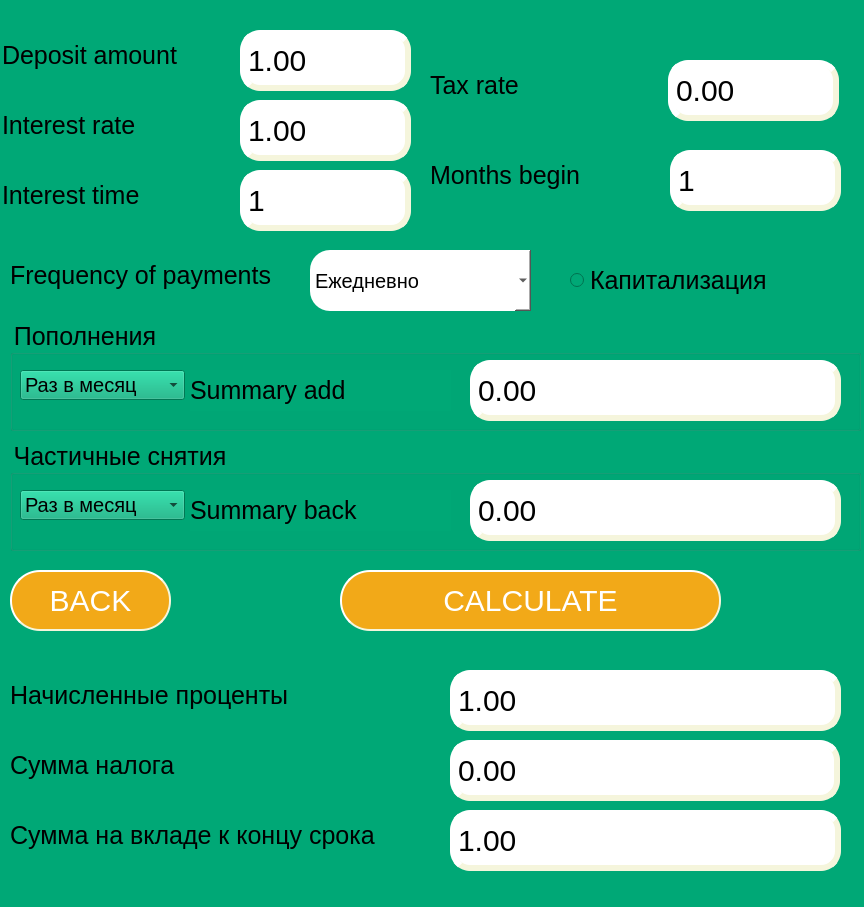
First picture: the form in src/view/s21_deposit.ui, repository DonOutcast/s21_SmartCalc-v2.0, before the edit.
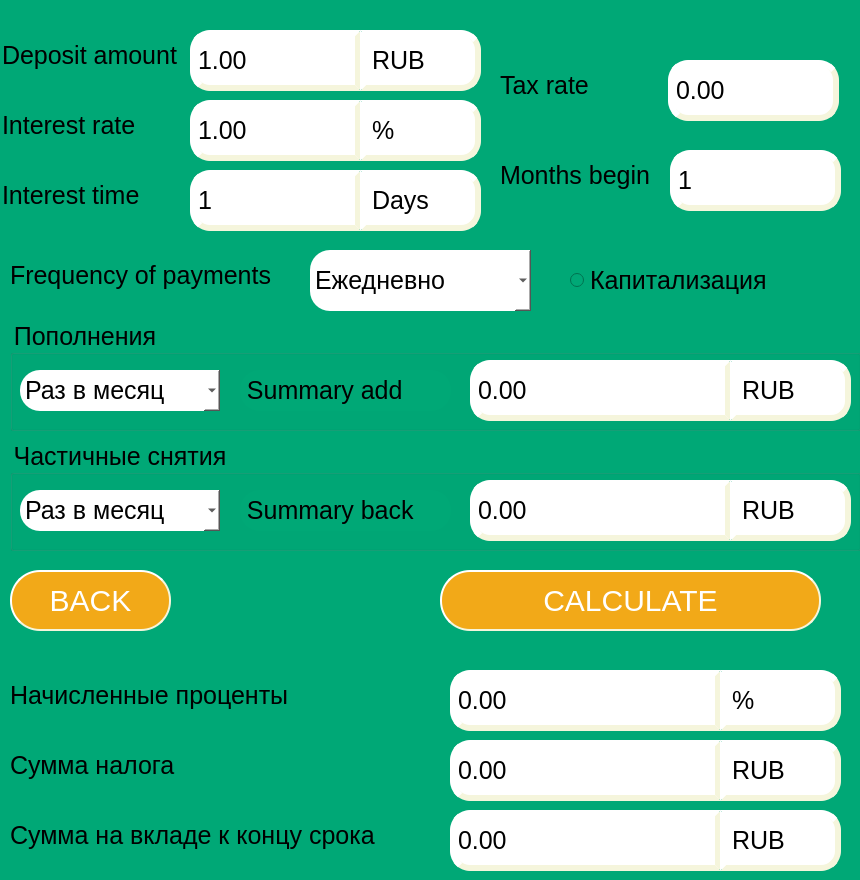
Second picture: the form after the edit. Icons and pictures are not drawn.

Diff of the .ui file:
```diff
--- a/src/view/s21_deposit.ui
+++ b/src/view/s21_deposit.ui
@@ -6,8 +6,8 @@
    <rect>
     <x>0</x>
     <y>0</y>
-    <width>864</width>
-    <height>907</height>
+    <width>860</width>
+    <height>880</height>
    </rect>
   </property>
   <property name="windowTitle">
@@ -20,7 +20,7 @@
   <widget class="QDoubleSpinBox" name="spin_amount">
    <property name="geometry">
     <rect>
-     <x>240</x>
+     <x>190</x>
      <y>30</y>
      <width>171</width>
      <height>61</height>
@@ -28,7 +28,7 @@
    </property>
    <property name="styleSheet">
     <string notr="true">QDoubleSpinBox{
-	font-size: 30px;
+	font-size: 25px;
 	color: rgb(0, 0, 0);
 	qproperty-alignment: 'AlignVCenter | AlignRight';
 	border: 1px solid gray;
@@ -36,7 +36,8 @@
 	border-style: outset;
 	border-width: 6px;
 	border-color: beige;
-	border-radius: 20px;
+		border-top-left-radius: 20px;
+	border-bottom-left-radius: 20px;
 }</string>
    </property>
    <property name="buttonSymbols">
@@ -55,7 +56,7 @@
   <widget class="QSpinBox" name="spin_term">
    <property name="geometry">
     <rect>
-     <x>240</x>
+     <x>190</x>
      <y>170</y>
      <width>171</width>
      <height>61</height>
@@ -63,7 +64,7 @@
    </property>
    <property name="styleSheet">
     <string notr="true">QSpinBox{
-	font-size: 30px;
+	font-size: 25px;
 	color: rgb(0, 0, 0);
 	qproperty-alignment: 'AlignVCenter | AlignRight';
 	border: 1px solid gray;
@@ -71,7 +72,8 @@
 	border-style: outset;
 	border-width: 6px;
 	border-color: beige;
-	border-radius: 20px;
+		border-top-left-radius: 20px;
+	border-bottom-left-radius: 20px;
 }</string>
    </property>
    <property name="buttonSymbols">
@@ -89,7 +91,7 @@
     <rect>
      <x>2</x>
      <y>20</y>
-     <width>231</width>
+     <width>181</width>
      <height>71</height>
     </rect>
    </property>
@@ -107,7 +109,7 @@
   <widget class="QDoubleSpinBox" name="spin_rate">
    <property name="geometry">
     <rect>
-     <x>240</x>
+     <x>190</x>
      <y>100</y>
      <width>171</width>
      <height>61</height>
@@ -115,7 +117,7 @@
    </property>
    <property name="styleSheet">
     <string notr="true">QDoubleSpinBox{
-	font-size: 30px;
+	font-size: 25px;
 	color: rgb(0, 0, 0);
 	qproperty-alignment: 'AlignVCenter | AlignRight';
 	border: 1px solid gray;
@@ -123,7 +125,8 @@
 	border-style: outset;
 	border-width: 6px;
 	border-color: beige;
-	border-radius: 20px;
+		border-top-left-radius: 20px;
+	border-bottom-left-radius: 20px;
 }</string>
    </property>
    <property name="buttonSymbols">
@@ -144,7 +147,7 @@
     <rect>
      <x>2</x>
      <y>90</y>
-     <width>231</width>
+     <width>181</width>
      <height>71</height>
     </rect>
    </property>
@@ -164,7 +167,7 @@
     <rect>
      <x>2</x>
      <y>160</y>
-     <width>231</width>
+     <width>181</width>
      <height>71</height>
     </rect>
    </property>
@@ -190,7 +193,7 @@
    </property>
    <property name="styleSheet">
     <string notr="true">QDoubleSpinBox{
-	font-size: 30px;
+	font-size: 25px;
 	color: rgb(0, 0, 0);
 	qproperty-alignment: 'AlignVCenter | AlignRight';
 	border: 1px solid gray;
@@ -217,9 +220,9 @@
   <widget class="QLabel" name="label_5">
    <property name="geometry">
     <rect>
-     <x>430</x>
+     <x>500</x>
      <y>50</y>
-     <width>231</width>
+     <width>161</width>
      <height>71</height>
     </rect>
    </property>
@@ -245,7 +248,7 @@
    </property>
    <property name="styleSheet">
     <string notr="true">QSpinBox{
-	font-size: 30px;
+	font-size: 25px;
 	color: rgb(0, 0, 0);
 	qproperty-alignment: 'AlignVCenter | AlignRight';
 	border: 1px solid gray;
@@ -266,9 +269,9 @@
   <widget class="QLabel" name="label_6">
    <property name="geometry">
     <rect>
-     <x>430</x>
+     <x>500</x>
      <y>140</y>
-     <width>231</width>
+     <width>161</width>
      <height>71</height>
     </rect>
    </property>
@@ -330,7 +333,7 @@
    </property>
    <property name="styleSheet">
     <string notr="true">color: black;
-font-size: 20px;
+font-size: 25px;
 background-color: white;
 border-top-left-radius: 20;
 border-bottom-left-radius: 20;</string>
@@ -400,21 +403,22 @@
    <widget class="QLabel" name="label_10">
     <property name="geometry">
      <rect>
-      <x>180</x>
+      <x>230</x>
       <y>50</y>
-      <width>261</width>
+      <width>211</width>
       <height>41</height>
      </rect>
     </property>
     <property name="styleSheet">
      <string notr="true">QLabel{
 	font-size: 25px;
+border-radius: 20px;
 }
 
 </string>
     </property>
     <property name="text">
-     <string>Summary add</string>
+     <string> Summary add</string>
     </property>
    </widget>
    <widget class="QDoubleSpinBox" name="spin_summary_add">
@@ -422,13 +426,13 @@
      <rect>
       <x>460</x>
       <y>40</y>
-      <width>371</width>
+      <width>261</width>
       <height>61</height>
      </rect>
     </property>
     <property name="styleSheet">
      <string notr="true">QDoubleSpinBox{
-	font-size: 30px;
+	font-size: 25px;
 	color: rgb(0, 0, 0);
 	qproperty-alignment: 'AlignVCenter | AlignRight';
 	border: 1px solid gray;
@@ -436,7 +440,8 @@
 	border-style: outset;
 	border-width: 6px;
 	border-color: beige;
-	border-radius: 20px;
+		border-top-left-radius: 20px;
+	border-bottom-left-radius: 20px;
 }</string>
     </property>
     <property name="buttonSymbols">
@@ -457,12 +462,16 @@
      <rect>
       <x>10</x>
       <y>50</y>
-      <width>165</width>
-      <height>30</height>
+      <width>200</width>
+      <height>41</height>
      </rect>
     </property>
     <property name="styleSheet">
-     <string notr="true">font-size: 20px;</string>
+     <string notr="true">color: black;
+font-size: 25px;
+background-color: white;
+border-top-left-radius: 20;
+border-bottom-left-radius: 20;</string>
     </property>
     <property name="iconSize">
      <size>
@@ -491,6 +500,33 @@
      </property>
     </item>
    </widget>
+   <widget class="QLabel" name="label_17">
+    <property name="geometry">
+     <rect>
+      <x>720</x>
+      <y>40</y>
+      <width>121</width>
+      <height>61</height>
+     </rect>
+    </property>
+    <property name="styleSheet">
+     <string notr="true">QLabel {
+	font-size: 25px;
+	color: rgb(0, 0, 0);
+	qproperty-alignment: 'AlignVCenter | AlignRight';
+	border: 1px solid gray;
+	background-color : white;
+	border-style: outset;
+	border-width: 6px;
+	border-color: beige;
+	border-top-right-radius: 20px;
+	border-bottom-right-radius: 20px;
+}</string>
+    </property>
+    <property name="text">
+     <string>RUB</string>
+    </property>
+   </widget>
   </widget>
   <widget class="QGroupBox" name="groupBox_2">
    <property name="geometry">
@@ -512,21 +548,22 @@
    <widget class="QLabel" name="label_11">
     <property name="geometry">
      <rect>
-      <x>180</x>
+      <x>230</x>
       <y>50</y>
-      <width>261</width>
+      <width>211</width>
       <height>41</height>
      </rect>
     </property>
     <property name="styleSheet">
      <string notr="true">QLabel{
 	font-size: 25px;
+border-radius: 20px;
 }
 
 </string>
     </property>
     <property name="text">
-     <string>Summary back</string>
+     <string> Summary back</string>
     </property>
    </widget>
    <widget class="QDoubleSpinBox" name="spin_summary_sub">
@@ -534,13 +571,13 @@
      <rect>
       <x>460</x>
       <y>40</y>
-      <width>371</width>
+      <width>261</width>
       <height>61</height>
      </rect>
     </property>
     <property name="styleSheet">
      <string notr="true">QDoubleSpinBox{
-	font-size: 30px;
+	font-size: 25px;
 	color: rgb(0, 0, 0);
 	qproperty-alignment: 'AlignVCenter | AlignRight';
 	border: 1px solid gray;
@@ -548,7 +585,8 @@
 	border-style: outset;
 	border-width: 6px;
 	border-color: beige;
-	border-radius: 20px;
+		border-top-left-radius: 20px;
+	border-bottom-left-radius: 20px;
 }</string>
     </property>
     <property name="buttonSymbols">
@@ -569,12 +607,16 @@
      <rect>
       <x>10</x>
       <y>50</y>
-      <width>165</width>
-      <height>30</height>
+      <width>200</width>
+      <height>41</height>
      </rect>
     </property>
     <property name="styleSheet">
-     <string notr="true">font-size: 20px;</string>
+     <string notr="true">color: black;
+font-size: 25px;
+background-color: white;
+border-top-left-radius: 20;
+border-bottom-left-radius: 20;</string>
     </property>
     <item>
      <property name="text">
@@ -597,11 +639,38 @@
      </property>
     </item>
    </widget>
+   <widget class="QLabel" name="label_16">
+    <property name="geometry">
+     <rect>
+      <x>720</x>
+      <y>40</y>
+      <width>121</width>
+      <height>61</height>
+     </rect>
+    </property>
+    <property name="styleSheet">
+     <string notr="true">QLabel {
+	font-size: 25px;
+	color: rgb(0, 0, 0);
+	qproperty-alignment: 'AlignVCenter | AlignRight';
+	border: 1px solid gray;
+	background-color : white;
+	border-style: outset;
+	border-width: 6px;
+	border-color: beige;
+	border-top-right-radius: 20px;
+	border-bottom-right-radius: 20px;
+}</string>
+    </property>
+    <property name="text">
+     <string>RUB</string>
+    </property>
+   </widget>
   </widget>
   <widget class="QPushButton" name="button_calculate">
    <property name="geometry">
     <rect>
-     <x>340</x>
+     <x>440</x>
      <y>570</y>
      <width>381</width>
      <height>61</height>
@@ -627,13 +696,13 @@
     <rect>
      <x>450</x>
      <y>670</y>
-     <width>391</width>
+     <width>271</width>
      <height>61</height>
     </rect>
    </property>
    <property name="styleSheet">
     <string notr="true">QDoubleSpinBox{
-	font-size: 30px;
+	font-size: 25px;
 	color: rgb(0, 0, 0);
 	qproperty-alignment: 'AlignVCenter | AlignRight';
 	border: 1px solid gray;
@@ -641,7 +710,8 @@
 	border-style: outset;
 	border-width: 6px;
 	border-color: beige;
-	border-radius: 20px;
+		border-top-left-radius: 20px;
+	border-bottom-left-radius: 20px;
 }</string>
    </property>
    <property name="buttonSymbols">
@@ -651,7 +721,7 @@
     <bool>true</bool>
    </property>
    <property name="minimum">
-    <double>1.000000000000000</double>
+    <double>0.000000000000000</double>
    </property>
    <property name="maximum">
     <double>1000099.989999999990687</double>
@@ -682,13 +752,13 @@
     <rect>
      <x>450</x>
      <y>740</y>
-     <width>390</width>
+     <width>271</width>
      <height>61</height>
     </rect>
    </property>
    <property name="styleSheet">
     <string notr="true">QDoubleSpinBox{
-	font-size: 30px;
+	font-size: 25px;
 	color: rgb(0, 0, 0);
 	qproperty-alignment: 'AlignVCenter | AlignRight';
 	border: 1px solid gray;
@@ -696,7 +766,8 @@
 	border-style: outset;
 	border-width: 6px;
 	border-color: beige;
-	border-radius: 20px;
+		border-top-left-radius: 20px;
+	border-bottom-left-radius: 20px;
 }</string>
    </property>
    <property name="buttonSymbols">
@@ -737,13 +808,13 @@
     <rect>
      <x>450</x>
      <y>810</y>
-     <width>391</width>
+     <width>271</width>
      <height>61</height>
     </rect>
    </property>
    <property name="styleSheet">
     <string notr="true">QDoubleSpinBox{
-	font-size: 30px;
+	font-size: 25px;
 	color: rgb(0, 0, 0);
 	qproperty-alignment: 'AlignVCenter | AlignRight';
 	border: 1px solid gray;
@@ -751,7 +822,8 @@
 	border-style: outset;
 	border-width: 6px;
 	border-color: beige;
-	border-radius: 20px;
+		border-top-left-radius: 20px;
+	border-bottom-left-radius: 20px;
 }</string>
    </property>
    <property name="buttonSymbols">
@@ -761,7 +833,7 @@
     <bool>true</bool>
    </property>
    <property name="minimum">
-    <double>1.000000000000000</double>
+    <double>0.000000000000000</double>
    </property>
    <property name="maximum">
     <double>1000099.989999999990687</double>
@@ -790,10 +862,10 @@
   <widget class="QLabel" name="label_12">
    <property name="geometry">
     <rect>
-     <x>530</x>
-     <y>20</y>
-     <width>111</width>
-     <height>111</height>
+     <x>230</x>
+     <y>560</y>
+     <width>141</width>
+     <height>91</height>
     </rect>
    </property>
    <property name="styleSheet">
@@ -803,6 +875,168 @@
     <string/>
    </property>
   </widget>
+  <widget class="QLabel" name="label_13">
+   <property name="geometry">
+    <rect>
+     <x>720</x>
+     <y>740</y>
+     <width>121</width>
+     <height>61</height>
+    </rect>
+   </property>
+   <property name="styleSheet">
+    <string notr="true">QLabel {
+	font-size: 25px;
+	color: rgb(0, 0, 0);
+	qproperty-alignment: 'AlignVCenter | AlignRight';
+	border: 1px solid gray;
+	background-color : white;
+	border-style: outset;
+	border-width: 6px;
+	border-color: beige;
+	border-top-right-radius: 20px;
+	border-bottom-right-radius: 20px;
+}</string>
+   </property>
+   <property name="text">
+    <string>RUB</string>
+   </property>
+  </widget>
+  <widget class="QLabel" name="label_14">
+   <property name="geometry">
+    <rect>
+     <x>720</x>
+     <y>670</y>
+     <width>121</width>
+     <height>61</height>
+    </rect>
+   </property>
+   <property name="styleSheet">
+    <string notr="true">QLabel {
+	font-size: 25px;
+	color: rgb(0, 0, 0);
+	qproperty-alignment: 'AlignVCenter | AlignRight';
+	border: 1px solid gray;
+	background-color : white;
+	border-style: outset;
+	border-width: 6px;
+	border-color: beige;
+	border-top-right-radius: 20px;
+	border-bottom-right-radius: 20px;
+}</string>
+   </property>
+   <property name="text">
+    <string>%</string>
+   </property>
+  </widget>
+  <widget class="QLabel" name="label_15">
+   <property name="geometry">
+    <rect>
+     <x>720</x>
+     <y>810</y>
+     <width>121</width>
+     <height>61</height>
+    </rect>
+   </property>
+   <property name="styleSheet">
+    <string notr="true">QLabel {
+	font-size: 25px;
+	color: rgb(0, 0, 0);
+	qproperty-alignment: 'AlignVCenter | AlignRight';
+	border: 1px solid gray;
+	background-color : white;
+	border-style: outset;
+	border-width: 6px;
+	border-color: beige;
+	border-top-right-radius: 20px;
+	border-bottom-right-radius: 20px;
+}</string>
+   </property>
+   <property name="text">
+    <string>RUB</string>
+   </property>
+  </widget>
+  <widget class="QLabel" name="label_18">
+   <property name="geometry">
+    <rect>
+     <x>360</x>
+     <y>170</y>
+     <width>121</width>
+     <height>61</height>
+    </rect>
+   </property>
+   <property name="styleSheet">
+    <string notr="true">QLabel {
+	font-size: 25px;
+	color: rgb(0, 0, 0);
+	qproperty-alignment: 'AlignVCenter | AlignRight';
+	border: 1px solid gray;
+	background-color : white;
+	border-style: outset;
+	border-width: 6px;
+	border-color: beige;
+	border-top-right-radius: 20px;
+	border-bottom-right-radius: 20px;
+}</string>
+   </property>
+   <property name="text">
+    <string>Days</string>
+   </property>
+  </widget>
+  <widget class="QLabel" name="label_19">
+   <property name="geometry">
+    <rect>
+     <x>360</x>
+     <y>30</y>
+     <width>121</width>
+     <height>61</height>
+    </rect>
+   </property>
+   <property name="styleSheet">
+    <string notr="true">QLabel {
+	font-size: 25px;
+	color: rgb(0, 0, 0);
+	qproperty-alignment: 'AlignVCenter | AlignRight';
+	border: 1px solid gray;
+	background-color : white;
+	border-style: outset;
+	border-width: 6px;
+	border-color: beige;
+	border-top-right-radius: 20px;
+	border-bottom-right-radius: 20px;
+}</string>
+   </property>
+   <property name="text">
+    <string>RUB</string>
+   </property>
+  </widget>
+  <widget class="QLabel" name="label_20">
+   <property name="geometry">
+    <rect>
+     <x>360</x>
+     <y>100</y>
+     <width>121</width>
+     <height>61</height>
+    </rect>
+   </property>
+   <property name="styleSheet">
+    <string notr="true">QLabel {
+	font-size: 25px;
+	color: rgb(0, 0, 0);
+	qproperty-alignment: 'AlignVCenter | AlignRight';
+	border: 1px solid gray;
+	background-color : white;
+	border-style: outset;
+	border-width: 6px;
+	border-color: beige;
+	border-top-right-radius: 20px;
+	border-bottom-right-radius: 20px;
+}</string>
+   </property>
+   <property name="text">
+    <string>%</string>
+   </property>
+  </widget>
  </widget>
  <resources/>
  <connections/>
```
